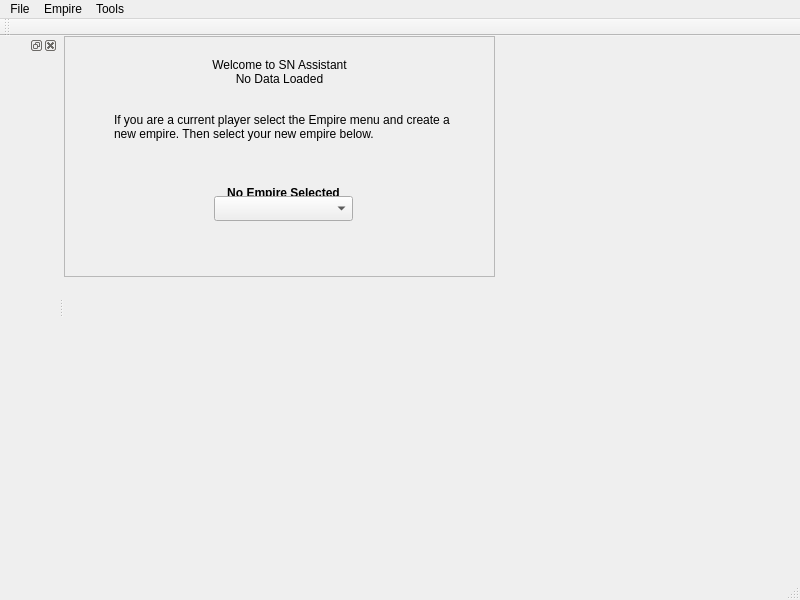
This is MainWindow.ui in Ramblurr/SupernovaAssistant as Qt 5 draws it before an edit. The edited form follows.
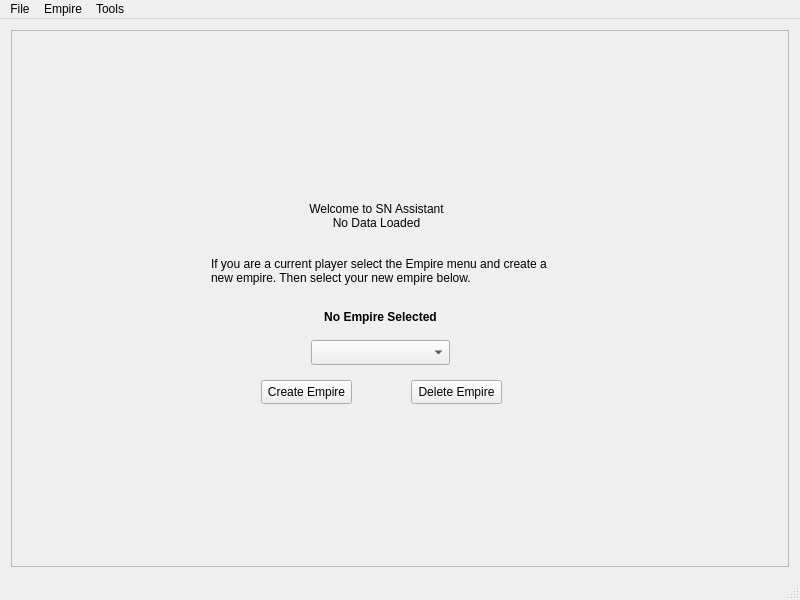
This is the edited form.

What changed in the file:
```diff
--- a/MainWindow.ui
+++ b/MainWindow.ui
@@ -14,15 +14,9 @@
    <string>MainWindow</string>
   </property>
   <widget class="QWidget" name="centralWidget">
+   <layout class="QGridLayout" name="gridLayout">
+    <item row="0" column="0">
    <widget class="QFrame" name="welcomeFrame">
-    <property name="geometry">
-     <rect>
-      <x>0</x>
-      <y>0</y>
-      <width>431</width>
-      <height>241</height>
-     </rect>
-    </property>
     <property name="frameShape">
      <enum>QFrame::StyledPanel</enum>
     </property>
@@ -32,8 +26,8 @@
     <widget class="QLabel" name="label">
      <property name="geometry">
       <rect>
-       <x>140</x>
-       <y>0</y>
+         <x>290</x>
+         <y>150</y>
        <width>151</width>
        <height>71</height>
       </rect>
@@ -54,8 +48,8 @@
     <widget class="QLabel" name="label_2">
      <property name="geometry">
       <rect>
-       <x>50</x>
-       <y>60</y>
+         <x>200</x>
+         <y>210</y>
        <width>351</width>
        <height>61</height>
       </rect>
@@ -70,8 +64,8 @@
     <widget class="QLabel" name="empireName">
      <property name="geometry">
       <rect>
-       <x>150</x>
-       <y>150</y>
+         <x>300</x>
+         <y>280</y>
        <width>139</width>
        <height>20</height>
       </rect>
@@ -99,14 +93,42 @@
     <widget class="QComboBox" name="empireCombo">
      <property name="geometry">
       <rect>
-       <x>150</x>
-       <y>160</y>
+         <x>300</x>
+         <y>310</y>
        <width>139</width>
        <height>25</height>
       </rect>
      </property>
     </widget>
-   </widget>
+      <widget class="QPushButton" name="createEmpireBut">
+       <property name="geometry">
+        <rect>
+         <x>250</x>
+         <y>350</y>
+         <width>91</width>
+         <height>24</height>
+        </rect>
+       </property>
+       <property name="text">
+        <string>Create Empire</string>
+       </property>
+      </widget>
+      <widget class="QPushButton" name="deleteEmpireBut">
+       <property name="geometry">
+        <rect>
+         <x>400</x>
+         <y>350</y>
+         <width>91</width>
+         <height>24</height>
+        </rect>
+       </property>
+       <property name="text">
+        <string>Delete Empire</string>
+       </property>
+      </widget>
+     </widget>
+    </item>
+   </layout>
   </widget>
   <widget class="QMenuBar" name="menuBar">
    <property name="geometry">
@@ -141,21 +163,7 @@
    <addaction name="menuEmpire"/>
    <addaction name="menuTools"/>
   </widget>
-  <widget class="QToolBar" name="mainToolBar">
-   <attribute name="toolBarArea">
-    <enum>TopToolBarArea</enum>
-   </attribute>
-   <attribute name="toolBarBreak">
-    <bool>false</bool>
-   </attribute>
-  </widget>
   <widget class="QStatusBar" name="statusBar"/>
-  <widget class="QDockWidget" name="dockWidget">
-   <attribute name="dockWidgetArea">
-    <number>1</number>
-   </attribute>
-   <widget class="QWidget" name="dockWidgetContents"/>
-  </widget>
   <action name="actionQuit">
    <property name="text">
     <string>Quit</string>
```
Left out of the diff: 2 changed lines with no effect on the pictures. Lines whose indentation alone changed are shown as unchanged.
